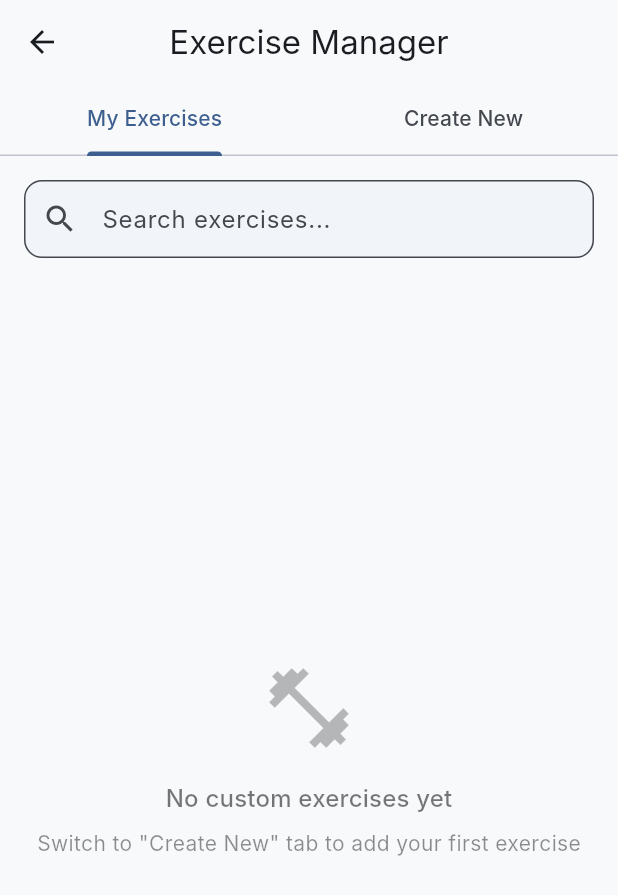
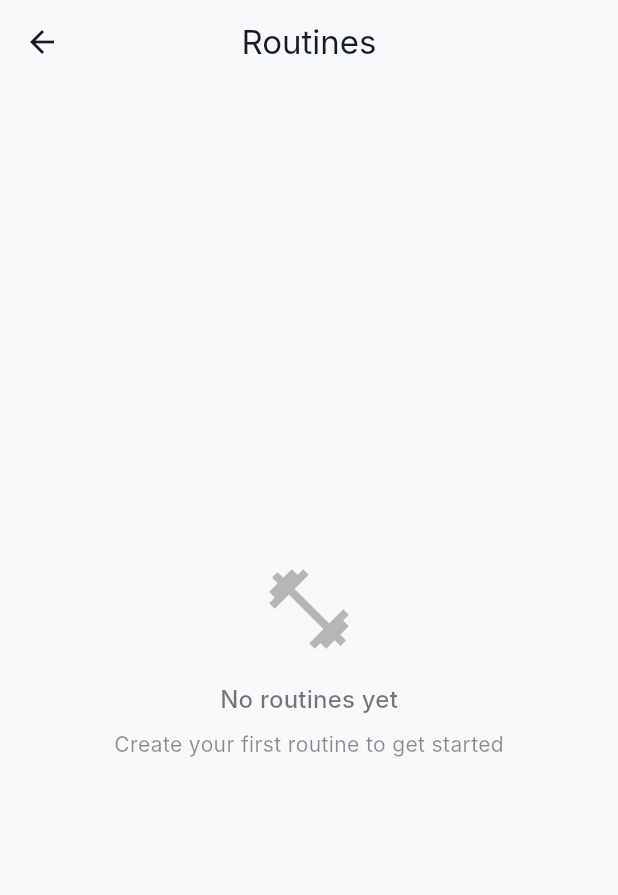
Before and after one commit to ImLuCz/workout-tracker-app, a Flutter app: the screen it shows after launch, after a tap on "Start Workout", on a phone screen of 412 x 824 dp. Shown: the top 895 px of the screen. Run offline on Flutter 3.47's test engine with Material 3 defaults, Android fonts, the phone set to English and light mode, and no system bars; our stand-ins replace go_router, hive_flutter; accounts and stored records are empty; Roboto replaces fonts that are missing (Inter).

Commit message:
fix start workout quick action

```diff
--- a/lib/ui/screens/home_screen.dart
+++ b/lib/ui/screens/home_screen.dart
@@ -114,8 +114,8 @@ class _QuickActions extends StatelessWidget {
               context,
               icon: Icons.play_arrow,
               label: 'Start Workout',
-              color: const Color(0xFF4A5568),
-              onTap: () => context.push('/exercise'),
+              color: const Color(0xFF667EEA),
+              onTap: () => context.push('/routine'),
               enabled: !viewModel.hasActiveWorkout,
             ),
             const SizedBox(width: 12),
```
